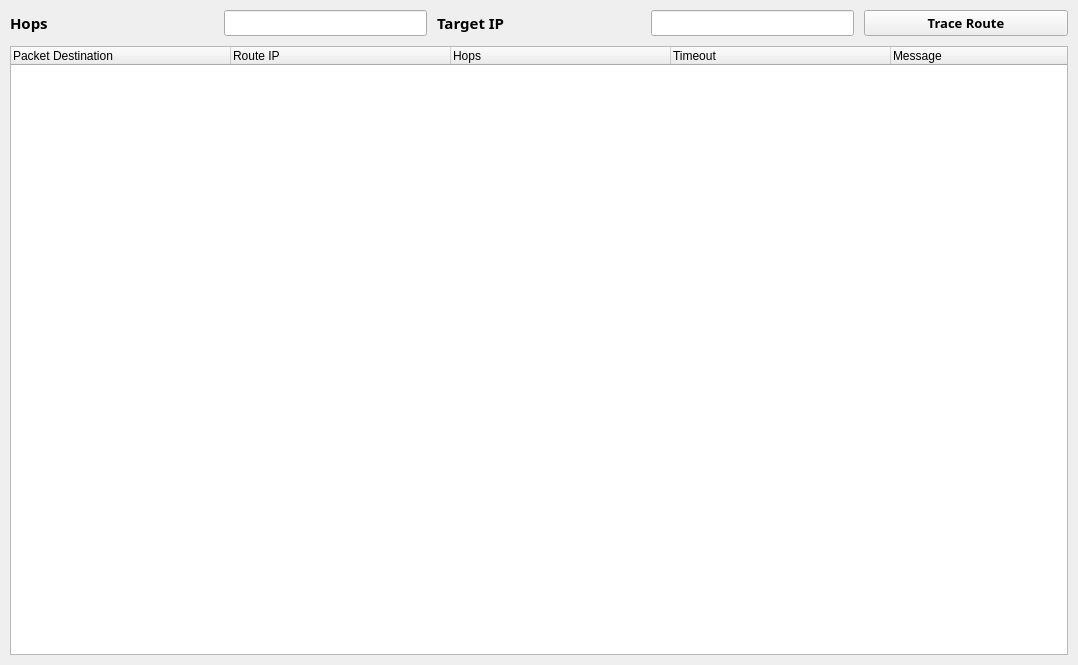
This is src/Scanner_ui.ui in LvMok/TCP-Port-Scanner as Qt 5 draws it before an edit. The edited form follows.
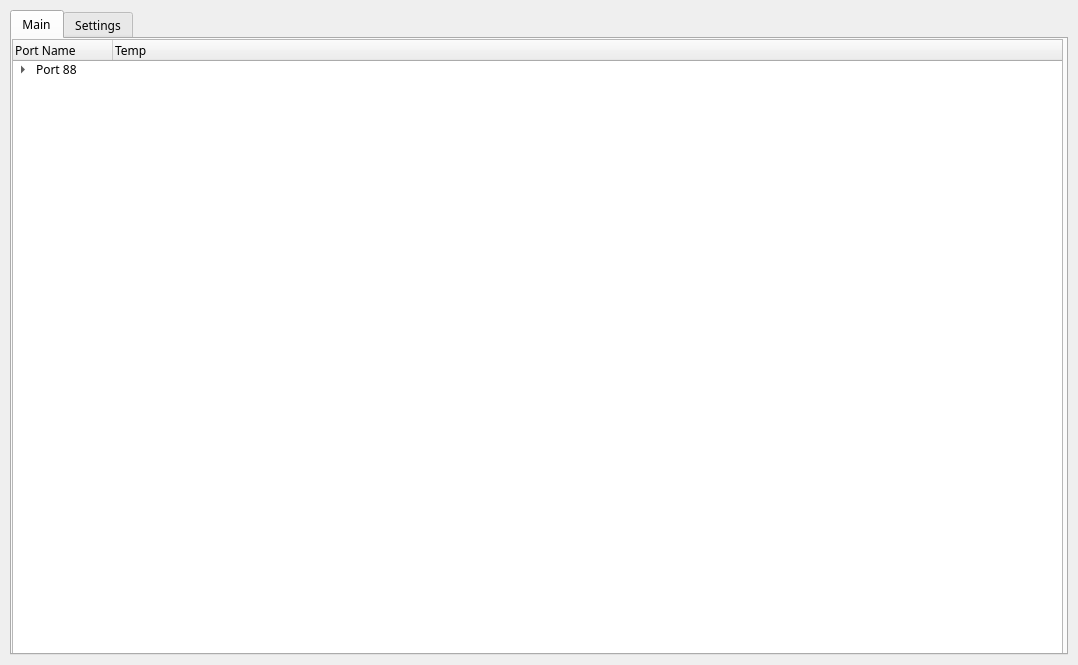
This is the edited form. Icons and pictures are not drawn.

Patch:
```diff
--- a/src/Scanner_ui.ui
+++ b/src/Scanner_ui.ui
@@ -65,171 +65,57 @@
      <number>10</number>
     </property>
     <item row="0" column="0">
-     <layout class="QGridLayout" name="gridLayout" rowminimumheight="0,0">
-      <item row="0" column="1">
-       <widget class="QLineEdit" name="hop">
-        <property name="enabled">
-         <bool>true</bool>
-        </property>
-        <property name="sizePolicy">
-         <sizepolicy hsizetype="Expanding" vsizetype="Expanding">
-          <horstretch>0</horstretch>
-          <verstretch>0</verstretch>
-         </sizepolicy>
-        </property>
-       </widget>
-      </item>
-      <item row="0" column="2">
-       <widget class="QLabel" name="label_2">
-        <property name="sizePolicy">
-         <sizepolicy hsizetype="Expanding" vsizetype="Expanding">
-          <horstretch>0</horstretch>
-          <verstretch>0</verstretch>
-         </sizepolicy>
-        </property>
-        <property name="font">
-         <font>
-          <family>Bahnschrift SemiBold</family>
-          <pointsize>11</pointsize>
-          <weight>75</weight>
-          <bold>true</bold>
-         </font>
-        </property>
-        <property name="text">
-         <string>Target IP</string>
-        </property>
-       </widget>
-      </item>
-      <item row="0" column="3">
-       <widget class="QLineEdit" name="tip">
-        <property name="enabled">
-         <bool>true</bool>
-        </property>
-        <property name="sizePolicy">
-         <sizepolicy hsizetype="Expanding" vsizetype="Expanding">
-          <horstretch>0</horstretch>
-          <verstretch>0</verstretch>
-         </sizepolicy>
-        </property>
-       </widget>
-      </item>
+     <layout class="QGridLayout" name="gridLayout">
       <item row="0" column="0">
-       <widget class="QLabel" name="label">
-        <property name="sizePolicy">
-         <sizepolicy hsizetype="Expanding" vsizetype="Expanding">
-          <horstretch>0</horstretch>
-          <verstretch>0</verstretch>
-         </sizepolicy>
-        </property>
+       <widget class="QTabWidget" name="tabWidget">
         <property name="font">
          <font>
-          <family>Bahnschrift SemiBold</family>
-          <pointsize>11</pointsize>
-          <weight>75</weight>
-          <bold>true</bold>
+          <family>MBC 1961Gulim</family>
          </font>
         </property>
-        <property name="text">
-         <string>Hops</string>
+        <property name="currentIndex">
+         <number>0</number>
         </property>
-       </widget>
-      </item>
-      <item row="0" column="4">
-       <widget class="QPushButton" name="comfirm">
-        <property name="enabled">
-         <bool>true</bool>
-        </property>
-        <property name="sizePolicy">
-         <sizepolicy hsizetype="Expanding" vsizetype="Expanding">
-          <horstretch>0</horstretch>
-          <verstretch>0</verstretch>
-         </sizepolicy>
-        </property>
-        <property name="font">
-         <font>
-          <family>Bahnschrift SemiBold</family>
-          <pointsize>10</pointsize>
-          <weight>75</weight>
-          <bold>true</bold>
-         </font>
-        </property>
-        <property name="autoFillBackground">
-         <bool>false</bool>
-        </property>
-        <property name="text">
-         <string>Trace Route</string>
-        </property>
-        <property name="checkable">
-         <bool>true</bool>
-        </property>
-        <property name="checked">
-         <bool>false</bool>
-        </property>
-        <property name="autoRepeat">
-         <bool>false</bool>
-        </property>
-       </widget>
-      </item>
-      <item row="1" column="0" colspan="5">
-       <widget class="QTreeWidget" name="treeWidget">
-        <property name="sizePolicy">
-         <sizepolicy hsizetype="Expanding" vsizetype="Expanding">
-          <horstretch>2</horstretch>
-          <verstretch>2</verstretch>
-         </sizepolicy>
-        </property>
-        <property name="sizeIncrement">
-         <size>
-          <width>1</width>
-          <height>1</height>
-         </size>
-        </property>
-        <property name="sizeAdjustPolicy">
-         <enum>QAbstractScrollArea::AdjustIgnored</enum>
-        </property>
-        <property name="animated">
-         <bool>false</bool>
-        </property>
-        <property name="allColumnsShowFocus">
-         <bool>false</bool>
-        </property>
-        <attribute name="headerVisible">
-         <bool>true</bool>
-        </attribute>
-        <attribute name="headerCascadingSectionResizes">
-         <bool>true</bool>
-        </attribute>
-        <attribute name="headerDefaultSectionSize">
-         <number>220</number>
-        </attribute>
-        <attribute name="headerShowSortIndicator" stdset="0">
-         <bool>false</bool>
-        </attribute>
-        <column>
-         <property name="text">
-          <string notr="true">Packet Destination</string>
-         </property>
-        </column>
-        <column>
-         <property name="text">
-          <string notr="true">Route IP</string>
-         </property>
-        </column>
-        <column>
-         <property name="text">
-          <string notr="true">Hops</string>
-         </property>
-        </column>
-        <column>
-         <property name="text">
-          <string notr="true">Timeout</string>
-         </property>
-        </column>
-        <column>
-         <property name="text">
-          <string>Message</string>
-         </property>
-        </column>
+        <widget class="QWidget" name="MainTab">
+         <attribute name="title">
+          <string>Main</string>
+         </attribute>
+         <widget class="QTreeWidget" name="treeWidget">
+          <property name="geometry">
+           <rect>
+            <x>0</x>
+            <y>0</y>
+            <width>1051</width>
+            <height>621</height>
+           </rect>
+          </property>
+          <column>
+           <property name="text">
+            <string>Port Name</string>
+           </property>
+          </column>
+          <column>
+           <property name="text">
+            <string>Temp</string>
+           </property>
+          </column>
+          <item>
+           <property name="text">
+            <string>Port 88</string>
+           </property>
+           <item>
+            <property name="text">
+             <string>Name</string>
+            </property>
+           </item>
+          </item>
+         </widget>
+        </widget>
+        <widget class="QWidget" name="Setting_Tab">
+         <attribute name="title">
+          <string>Settings</string>
+         </attribute>
+        </widget>
        </widget>
       </item>
      </layout>
```
Left out of the diff: 6 changed lines with no effect on the pictures.
